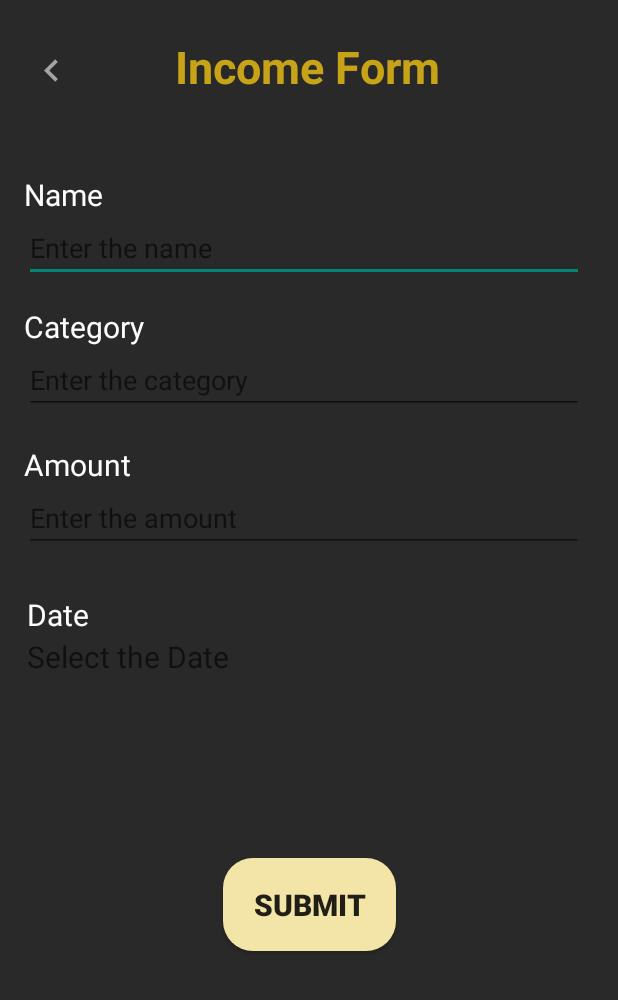
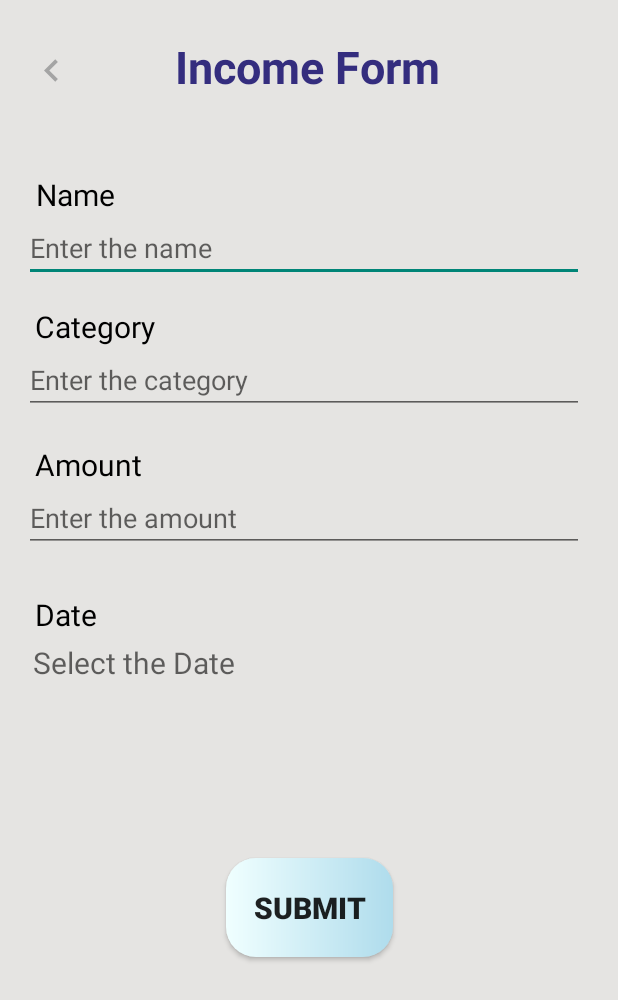
Before and after one commit to thienle0610/Manage-App, an Android app: the Income screen opened directly, with no data from a screen before it, on a phone screen of 412 x 824 dp. Shown: the top 1000 px of the screen. Run offline under Robolectric (Android 15) with nearby library versions, the phone set to English and light mode, and no system bars.

Commit message:
Final Changes

```diff
--- a/app/src/main/java/com/example/manageapp/activities/ExpenseForm.java
+++ b/app/src/main/java/com/example/manageapp/activities/ExpenseForm.java
@@ -93,8 +93,8 @@ public class ExpenseForm extends AppCompatActivity {
                 int month = cal.get(Calendar.MONTH);
                 int day = cal.get(Calendar.DAY_OF_MONTH);
 
-                DatePickerDialog dialog = new DatePickerDialog(ExpenseForm.this, onDateSetListener, year, month, day);
-                dialog.getWindow().setBackgroundDrawable(new ColorDrawable(Color.TRANSPARENT));
+                DatePickerDialog dialog = new DatePickerDialog(ExpenseForm.this,R.style.CalendarBarTheme, onDateSetListener, year, month, day);
+                dialog.getWindow().setBackgroundDrawable(new ColorDrawable(Color.parseColor("#fefcff")));
                 dialog.show();
             }
         });
--- a/app/src/main/java/com/example/manageapp/activities/Income.java
+++ b/app/src/main/java/com/example/manageapp/activities/Income.java
@@ -103,8 +103,8 @@ public class Income extends AppCompatActivity {
         int month = cal.get(Calendar.MONTH);
         int day = cal.get(Calendar.DAY_OF_MONTH);
 
-        DatePickerDialog dialog = new DatePickerDialog(Income.this, onDateSetListener, year, month, day);
-        dialog.getWindow().setBackgroundDrawable(new ColorDrawable(Color.TRANSPARENT));
+        DatePickerDialog dialog = new DatePickerDialog(Income.this,R.style.CalendarBarTheme, onDateSetListener, year, month, day);
+        dialog.getWindow().setBackgroundDrawable(new ColorDrawable(Color.parseColor("#fefcff")));
         dialog.show();
     }
 }
--- a/app/src/main/res/drawable/border.xml
+++ b/app/src/main/res/drawable/border.xml
@@ -9,7 +9,7 @@
     <item android:bottom="3dp">
         <shape
             android:shape="rectangle">
-            <solid android:color="@color/white"/>
+            <solid android:color="#E5E4E2"/>
         </shape>
     </item>
 </layer-list>
--- a/app/src/main/res/drawable/submit_button_background.xml
+++ b/app/src/main/res/drawable/submit_button_background.xml
@@ -1,6 +1,8 @@
 <?xml version="1.0" encoding="utf-8"?>
 <shape xmlns:android="http://schemas.android.com/apk/res/android"
     android:shape="rectangle">
-    <solid android:color="#F3E5A8"/>
+    <gradient
+        android:startColor="#F0FFFF"
+        android:endColor="#AFDCEC"/>
     <corners android:radius="20dp"/>
 </shape>
--- a/app/src/main/res/layout/activity_income.xml
+++ b/app/src/main/res/layout/activity_income.xml
@@ -4,7 +4,7 @@
     xmlns:tools="http://schemas.android.com/tools"
     android:layout_width="match_parent"
     android:layout_height="match_parent"
-    android:background="@color/colorPrimary"
+    android:background="#E5E4E2"
     tools:context=".activities.Income">
 
     <TextView
@@ -13,7 +13,7 @@
         android:layout_height="wrap_content"
         android:layout_marginTop="24dp"
         android:text="Income Form"
-        android:textColor="#C7A317"
+        android:textColor="#342D7E"
         android:textSize="30sp"
         android:textStyle="bold"
         app:layout_constraintEnd_toEndOf="parent"
@@ -22,16 +22,15 @@
         app:layout_constraintTop_toTopOf="parent" />
 
 
-
     <TextView
         android:layout_width="wrap_content"
         android:layout_height="wrap_content"
         android:layout_marginTop="116dp"
         android:text="Name"
-        android:textColor="@color/white"
+        android:textColor="@color/black"
         android:textSize="20sp"
         app:layout_constraintEnd_toEndOf="parent"
-        app:layout_constraintHorizontal_bias="0.044"
+        app:layout_constraintHorizontal_bias="0.066"
         app:layout_constraintStart_toStartOf="parent"
         app:layout_constraintTop_toTopOf="parent" />
 
@@ -56,7 +55,7 @@
         android:layout_marginTop="144dp"
         android:ems="20"
         android:hint="Enter the name"
-        android:textColor="@color/white"
+        android:textColor="@color/black"
         app:layout_constraintEnd_toEndOf="parent"
         app:layout_constraintHorizontal_bias="0.421"
         app:layout_constraintStart_toStartOf="parent"
@@ -67,10 +66,10 @@
         android:layout_height="wrap_content"
         android:layout_marginTop="204dp"
         android:text="Category"
-        android:textColor="@color/white"
+        android:textColor="@color/black"
         android:textSize="20sp"
         app:layout_constraintEnd_toEndOf="parent"
-        app:layout_constraintHorizontal_bias="0.048"
+        app:layout_constraintHorizontal_bias="0.071"
         app:layout_constraintStart_toStartOf="parent"
         app:layout_constraintTop_toTopOf="parent" />
 
@@ -81,7 +80,7 @@
         android:layout_marginTop="232dp"
         android:ems="20"
         android:hint="Enter the category"
-        android:textColor="@color/white"
+        android:textColor="@color/black"
         app:layout_constraintEnd_toEndOf="parent"
         app:layout_constraintHorizontal_bias="0.421"
         app:layout_constraintStart_toStartOf="parent"
@@ -92,10 +91,10 @@
         android:layout_height="wrap_content"
         android:layout_marginTop="296dp"
         android:text="Amount"
-        android:textColor="@color/white"
+        android:textColor="@color/black"
         android:textSize="20sp"
         app:layout_constraintEnd_toEndOf="parent"
-        app:layout_constraintHorizontal_bias="0.047"
+        app:layout_constraintHorizontal_bias="0.069"
         app:layout_constraintStart_toStartOf="parent"
         app:layout_constraintTop_toTopOf="parent" />
 
@@ -107,7 +106,7 @@
         android:ems="20"
         android:hint="Enter the amount"
         android:inputType="numberDecimal"
-        android:textColor="@color/white"
+        android:textColor="@color/black"
         app:layout_constraintEnd_toEndOf="parent"
         app:layout_constraintHorizontal_bias="0.421"
         app:layout_constraintStart_toStartOf="parent"
@@ -118,10 +117,10 @@
         android:layout_height="wrap_content"
         android:layout_marginTop="396dp"
         android:text="Date"
-        android:textColor="@color/white"
+        android:textColor="@color/black"
         android:textSize="20sp"
         app:layout_constraintEnd_toEndOf="parent"
-        app:layout_constraintHorizontal_bias="0.048"
+        app:layout_constraintHorizontal_bias="0.063"
         app:layout_constraintStart_toStartOf="parent"
         app:layout_constraintTop_toTopOf="parent" />
 
@@ -129,20 +128,20 @@
         android:id="@+id/date2"
         android:layout_width="wrap_content"
         android:layout_height="wrap_content"
-        android:layout_marginTop="424dp"
+        android:layout_marginTop="428dp"
         android:hint="Select the Date"
         android:onClick="date1"
-        android:textColor="@color/white"
+        android:textColor="@color/black"
         android:textSize="20sp"
         app:layout_constraintEnd_toEndOf="parent"
-        app:layout_constraintHorizontal_bias="0.065"
+        app:layout_constraintHorizontal_bias="0.08"
         app:layout_constraintStart_toStartOf="parent"
         app:layout_constraintTop_toTopOf="parent" />
 
     <Button
         android:id="@+id/button_add2"
-        android:layout_width="115dp"
-        android:layout_height="62dp"
+        android:layout_width="111dp"
+        android:layout_height="66dp"
         android:layout_marginTop="572dp"
         android:background="@drawable/submit_button_background"
         android:onClick="submit2"
--- a/app/src/main/res/layout/activity_main.xml
+++ b/app/src/main/res/layout/activity_main.xml
@@ -128,11 +128,11 @@
             <androidx.constraintlayout.widget.ConstraintLayout
                 android:layout_width="match_parent"
                 android:layout_height="wrap_content"
-                android:layout_marginTop="140dp"
+                android:layout_marginTop="152dp"
                 android:background="@drawable/footer_background"
                 android:padding="20dp"
                 app:layout_constraintEnd_toEndOf="@id/layoutNote"
-                app:layout_constraintHorizontal_bias="0.541"
+                app:layout_constraintHorizontal_bias="0.481"
                 app:layout_constraintStart_toStartOf="@id/layoutExpense"
                 app:layout_constraintTop_toBottomOf="@id/layoutExpense">
 
--- a/app/src/main/res/values/themes.xml
+++ b/app/src/main/res/values/themes.xml
@@ -13,4 +13,9 @@
         <item name="android:statusBarColor" tools:targetApi="l">?attr/colorPrimaryVariant</item>
         <!-- Customize your theme here. -->
     </style>
+
+    <!-- Theme.AppCompat.Light is not a dialog theme -->
+    <style name="CalendarBarTheme" parent="Theme.AppCompat.DayNight.Dialog">
+        <item name="colorAccent">#FF8040</item>
+    </style>
 </resources>
```
Also changed, not shown: app/src/main/java/com/example/manageapp/activities/NotesMainActivity.java (+25 -0 lines), app/src/main/java/com/example/manageapp/adapters/NoteAdapter.java (+44 -1 lines), app/src/main/res/drawable/expense_income_background_button.xml (added, +20 -0 lines), app/src/main/res/layout/activity_create_notes.xml (+4 -4 lines), app/src/main/res/layout/activity_expense_and_income.xml (+8 -2 lines), app/src/main/res/layout/activity_expense_form.xml (+16 -16 lines), app/src/main/res/layout/activity_notes.xml (+0 -9 lines), 1 other file.
